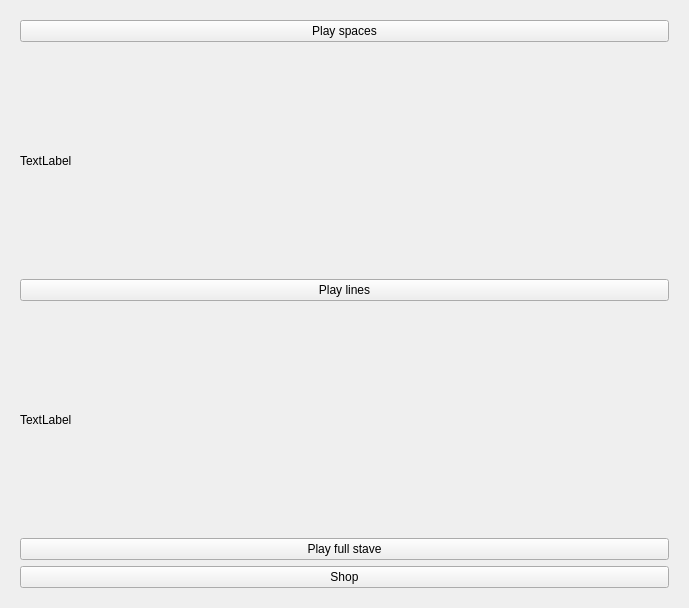
The window that title.ui (andrewreeman/staffGames) describes before a commit, drawn with Qt 5.
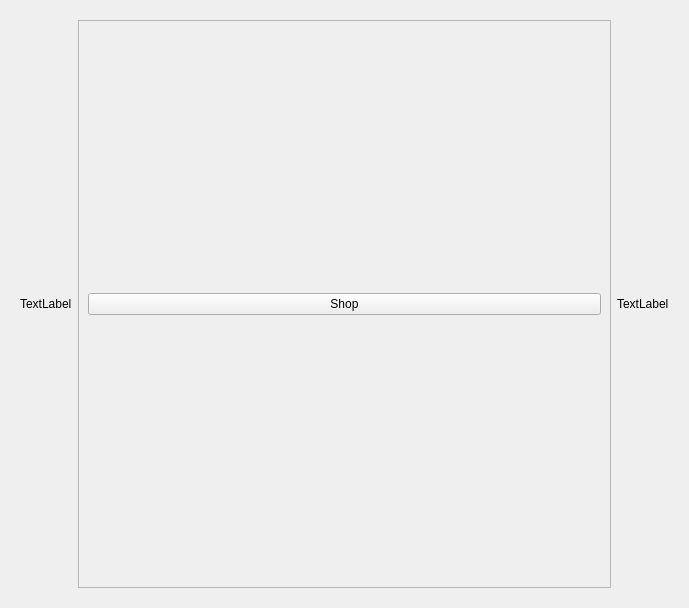
The same window after the commit. The open tabs and pages were chosen to show the change.

Commit message: with game buttons

```diff
--- a/title.ui
+++ b/title.ui
@@ -19,7 +19,7 @@
   <property name="windowTitle">
    <string>Form</string>
   </property>
-  <layout class="QHBoxLayout" name="horizontalLayout_2">
+  <layout class="QVBoxLayout" name="verticalLayout_3">
    <item>
     <widget class="QStackedWidget" name="stackedWidget">
      <property name="currentIndex">
@@ -67,28 +67,7 @@
       </layout>
      </widget>
      <widget class="QWidget" name="UserGames">
-      <layout class="QVBoxLayout" name="verticalLayout_5">
-       <item>
-        <widget class="QPushButton" name="playSpaces">
-         <property name="text">
-          <string>Play spaces</string>
-         </property>
-        </widget>
-       </item>
-       <item>
-        <widget class="QLabel" name="userName">
-         <property name="text">
-          <string>TextLabel</string>
-         </property>
-        </widget>
-       </item>
-       <item>
-        <widget class="QPushButton" name="playLines">
-         <property name="text">
-          <string>Play lines</string>
-         </property>
-        </widget>
-       </item>
+      <layout class="QHBoxLayout" name="horizontalLayout_2">
        <item>
         <widget class="QLabel" name="userScore">
          <property name="text">
@@ -97,16 +76,35 @@
         </widget>
        </item>
        <item>
-        <widget class="QPushButton" name="playFullStave">
-         <property name="text">
-          <string>Play full stave</string>
+        <widget class="QScrollArea" name="gameContainer">
+         <property name="widgetResizable">
+          <bool>true</bool>
          </property>
+         <widget class="QWidget" name="gameContainerContents">
+          <property name="geometry">
+           <rect>
+            <x>0</x>
+            <y>0</y>
+            <width>505</width>
+            <height>570</height>
+           </rect>
+          </property>
+          <layout class="QVBoxLayout" name="verticalLayout_5">
+           <item>
+            <widget class="QPushButton" name="pushButton">
+             <property name="text">
+              <string>Shop</string>
+             </property>
+            </widget>
+           </item>
+          </layout>
+         </widget>
         </widget>
        </item>
        <item>
-        <widget class="QPushButton" name="pushButton">
+        <widget class="QLabel" name="userName">
          <property name="text">
-          <string>Shop</string>
+          <string>TextLabel</string>
          </property>
         </widget>
        </item>
```
Left out of the diff: 6 changed lines with no effect on the pictures. The commit also changes 7 other files.
